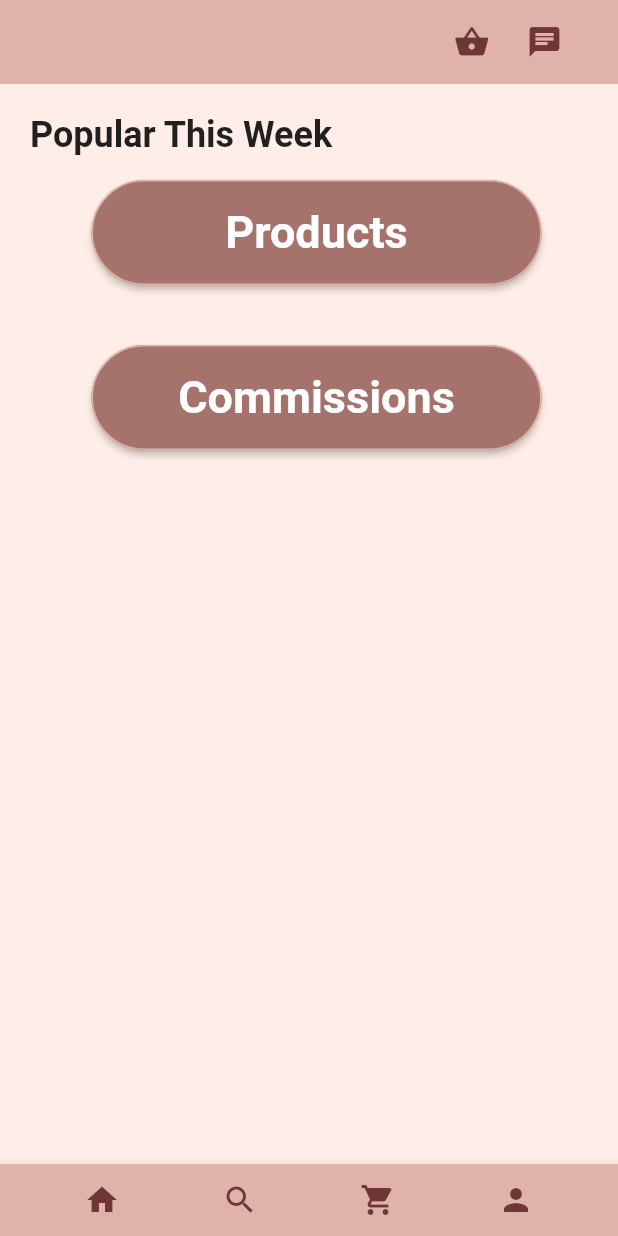
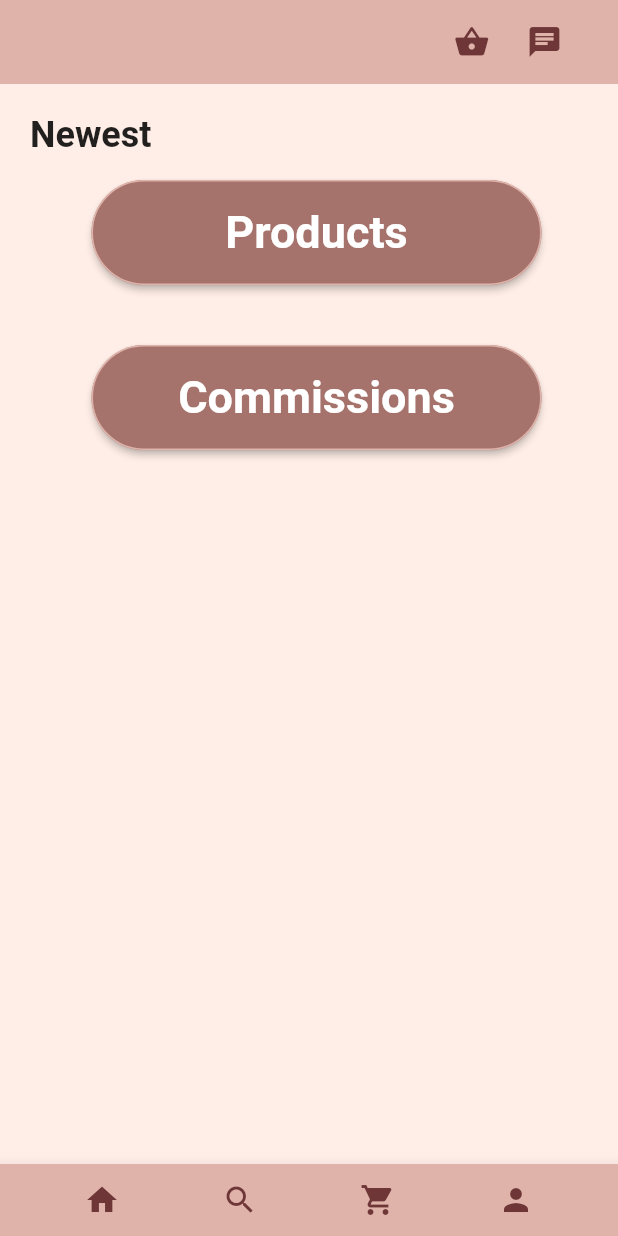
Before and after one commit to CherryMagdalena/karya_garudahacks, a Flutter app: the screen it shows once a user with an empty profile is signed in, item 2 of the bottom bar chosen, after a tap on the "shopping cart" icon, on a phone screen of 412 x 824 dp. Run offline on Flutter 3.47's test engine with Material 2 defaults, Android fonts, the phone set to English and light mode, and no system bars; our stand-ins replace cloud_firestore, firebase_auth, firebase_storage, flutter_spinkit, image_picker; accounts and stored records are empty.

Commit message:
Fixed little things

```diff
--- a/lib/screens/purchase_home_screen.dart
+++ b/lib/screens/purchase_home_screen.dart
@@ -29,7 +29,7 @@ class _PurchaseHomeScreenState extends State<PurchaseHomeScreen> {
           crossAxisAlignment: CrossAxisAlignment.start,
           children: <Widget>[
             Text(
-              'Popular This Week',
+              'Newest ',
               style: Theme.of(context)
                   .textTheme
                   .headline5
```
